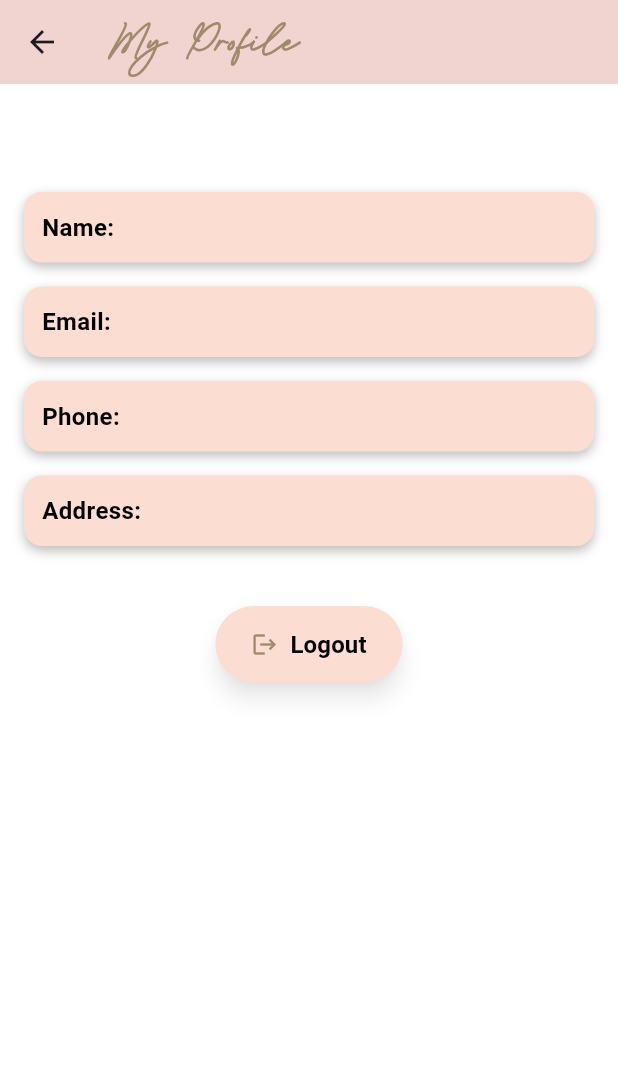
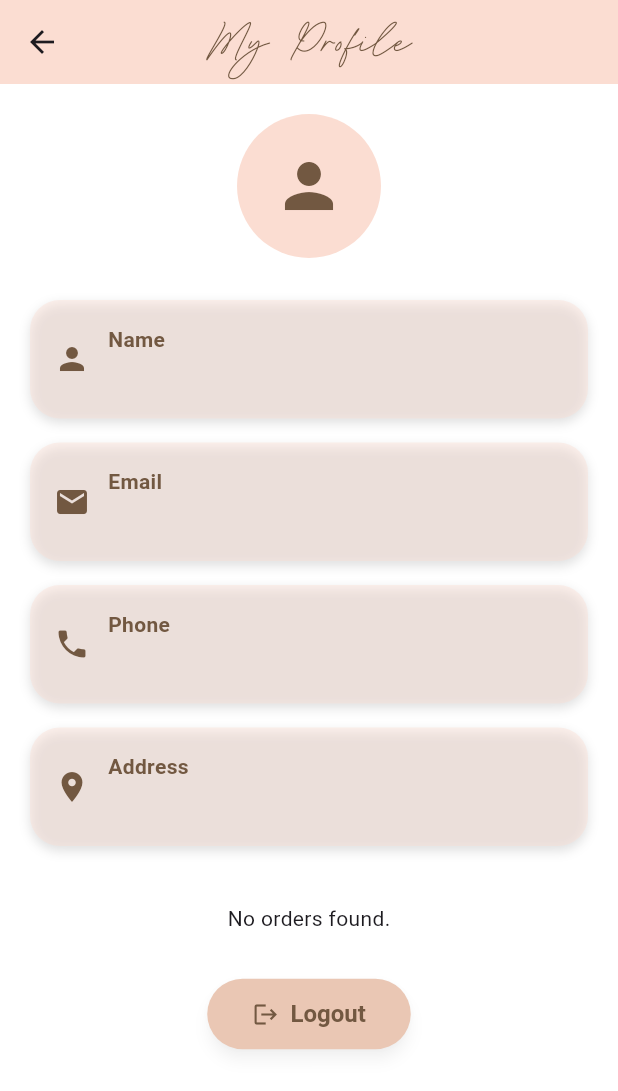
Before and after one commit to ahmedcheber/flaviesta, a Flutter app: the ProfilePage screen opened directly, on a phone screen of 412 x 824 dp. Shown: the top 1091 px of the screen. Run offline on Flutter 3.47's test engine with Material 3 defaults, Android fonts, the phone set to English and light mode, and no system bars; our stand-ins replace cloud_firestore, firebase_auth, firebase_core; accounts and stored records are empty.

Commit message:
My local changes

```diff
--- a/lib/screens/profilepage-screen.dart
+++ b/lib/screens/profilepage-screen.dart
@@ -1,6 +1,7 @@
 import 'package:flutter/material.dart';
 import 'package:firebase_auth/firebase_auth.dart';
 import 'package:cloud_firestore/cloud_firestore.dart';
+import 'package:intl/intl.dart'; // for formatting date
 import 'package:flaviesta/main.dart';
 
 class ProfilePage extends StatefulWidget {
@@ -11,20 +12,22 @@ class ProfilePage extends StatefulWidget {
 }
 
 class _ProfilePageState extends State<ProfilePage> {
-  final Color primaryColor = const Color.fromRGBO(251, 221, 210, 1);  // For the AppBar background color
-  final Color backgroundColor = Color.fromRGBO(255, 255, 255, 1);  // Background color
-  final Color frameColor = Color.fromARGB(255, 1, 0, 0); // Frame color
-  final Color titleColor = Color(0xFFA08A6C); // Used in AppBar and for font
+  final Color primaryColor = const Color(0xFFFBDDD2);
+  final Color backgroundColor = Colors.white;
+  final Color titleColor = const Color(0xFF725841);
+  final Color accentColor = const Color(0xFFEAC7B4);
 
   String name = '';
   String phone = '';
   String address = '';
   String email = '';
+  List<Map<String, dynamic>> userOrders = [];
 
   @override
   void initState() {
     super.initState();
     _loadUserData();
+    _loadUserOrders();
   }
 
   Future<void> _loadUserData() async {
@@ -32,13 +35,43 @@ class _ProfilePageState extends State<ProfilePage> {
     if (user != null) {
       final doc = await FirebaseFirestore.instance.collection('users').doc(user.uid).get();
       final data = doc.data();
-
       setState(() {
-        name = data?['fullName'] ?? 'Full name';
+        name = data?['fullName'] ?? 'Full Name';
         phone = data?['phone'] ?? '+213 555 123 456';
         address = data?['address'] ?? 'Algiers, Algeria';
         email = user.email ?? 'example@gmail.com';
       });
+    }
+  }
+
+  Future<void> _loadUserOrders() async {
+    final user = FirebaseAuth.instance.currentUser;
+    if (user != null) {
+      final snapshot = await FirebaseFirestore.instance
+          .collection('users')
+          .doc(user.uid)
+          .collection('orders')
+          .get();
+      setState(() {
+        userOrders = snapshot.docs.map((doc) {
+          var data = doc.data();
+          data['id'] = doc.id; // Save the order ID for updates
+          return data;
+        }).toList();
+      });
+    }
+  }
+
+  Future<void> _updateDeliveryDate(String orderId, DateTime newDate) async {
+    final user = FirebaseAuth.instance.currentUser;
+    if (user != null) {
+      await FirebaseFirestore.instance
+          .collection('users')
+          .doc(user.uid)
+          .collection('orders')
+          .doc(orderId)
+          .update({'deliveryDate': DateFormat('yyyy-MM-dd').format(newDate)});
+      _loadUserOrders(); // Refresh orders
     }
   }
 
@@ -47,98 +80,179 @@ class _ProfilePageState extends State<ProfilePage> {
     return Scaffold(
       backgroundColor: backgroundColor,
       appBar: AppBar(
+        backgroundColor: primaryColor,
+        elevation: 0,
+        centerTitle: true,
         title: Text(
           'My Profile',
           style: TextStyle(
             fontFamily: 'BridgetLily',
-            fontSize: 26,
-            fontWeight: FontWeight.bold,
+            fontSize: 28,
             color: titleColor,
           ),
         ),
+      ),
+      body: SafeArea(
+        child: SingleChildScrollView(
+          padding: const EdgeInsets.all(20),
+          child: Column(
+            crossAxisAlignment: CrossAxisAlignment.center,
+            children: [
+              CircleAvatar(
+                radius: 48,
                 backgroundColor: primaryColor,
-        elevation: 2,
+                child: Icon(Icons.person, size: 48, color: titleColor),
               ),
-      body: SingleChildScrollView(
-        padding: const EdgeInsets.all(16),
-        child: Column(
-          children: [
-            const SizedBox(height: 24),
-            const SizedBox(height: 24),
-            _buildInfoText('Name', name),
-            _buildInfoText('Email', email),
-            _buildInfoText('Phone', phone),
-            _buildInfoText('Address', address),
-            const SizedBox(height: 32),
-            _buildLogoutButton(context),
+              const SizedBox(height: 20),
+              _buildInfoCard(Icons.person, "Name", name),
+              _buildInfoCard(Icons.email, "Email", email),
+              _buildInfoCard(Icons.phone, "Phone", phone),
+              _buildInfoCard(Icons.location_on, "Address", address),
+              const SizedBox(height: 30),
+              _buildOrdersSection(),
+              const SizedBox(height: 30),
+              _buildLogoutButton(),
             ],
+          ),
         ),
       ),
     );
   }
 
-  Widget _buildInfoText(String title, String value) {
-    return Padding(
-      padding: const EdgeInsets.symmetric(vertical: 8),
-      child: Container(
+  Widget _buildInfoCard(IconData icon, String label, String value) {
+    return Container(
+      margin: const EdgeInsets.symmetric(vertical: 8),
+      padding: const EdgeInsets.all(16),
       decoration: BoxDecoration(
-          color: primaryColor,
-          borderRadius: BorderRadius.circular(12),
+        color: primaryColor.withOpacity(0.4),
+        borderRadius: BorderRadius.circular(20),
         boxShadow: [
           BoxShadow(
-              color: Colors.black26,
+            color: Colors.black12,
             blurRadius: 6,
-              offset: Offset(0, 3),
+            offset: const Offset(0, 3),
           ),
         ],
       ),
-        padding: const EdgeInsets.all(12),
       child: Row(
+        children: [
+          Icon(icon, color: titleColor),
+          const SizedBox(width: 12),
+          Expanded(
+            child: Column(
               crossAxisAlignment: CrossAxisAlignment.start,
               children: [
                 Text(
-              '$title: ',
+                  label,
                   style: TextStyle(
-                color: frameColor,
-                fontWeight: FontWeight.bold,
+                    color: titleColor,
+                    fontWeight: FontWeight.w600,
+                    fontSize: 14,
+                  ),
+                ),
+                const SizedBox(height: 4),
+                Text(
+                  value,
+                  style: TextStyle(
+                    color: titleColor,
                     fontSize: 16,
                   ),
                 ),
-            Expanded(
+              ],
+            ),
+          ),
+        ],
+      ),
+    );
+  }
+
+  Widget _buildOrdersSection() {
+    if (userOrders.isEmpty) {
+      return const Text("No orders found.");
+    }
+
+    return Column(
+      crossAxisAlignment: CrossAxisAlignment.start,
+      children: [
+        Text(
+          "My Orders",
+          style: TextStyle(
+            fontSize: 20,
+            fontWeight: FontWeight.bold,
+            color: titleColor,
+          ),
+        ),
+        const SizedBox(height: 12),
+        ...userOrders.map((order) {
+          return Container(
+            margin: const EdgeInsets.only(bottom: 12),
+            padding: const EdgeInsets.all(16),
+            decoration: BoxDecoration(
+              color: primaryColor.withOpacity(0.3),
+              borderRadius: BorderRadius.circular(20),
+              boxShadow: [
+                BoxShadow(
+                  color: Colors.black12,
+                  blurRadius: 6,
+                  offset: const Offset(0, 3),
+                ),
+              ],
+            ),
+            child: Column(
+              crossAxisAlignment: CrossAxisAlignment.start,
+              children: [
+                Text("Cake: ${order['cakeName']}", style: TextStyle(color: titleColor)),
+                Text("Quantity: ${order['quantity']}"),
+                Text("Total: \$${order['totalPrice']}"),
+                Text("Delivery Date: ${order['deliveryDate']}"),
+                Text("Status: ${order['status']}"),
+                Align(
+                  alignment: Alignment.centerRight,
+                  child: TextButton(
+                    onPressed: () async {
+                      DateTime? pickedDate = await showDatePicker(
+                        context: context,
+                        initialDate: DateTime.now(),
+                        firstDate: DateTime.now(),
+                        lastDate: DateTime(2100),
+                      );
+                      if (pickedDate != null) {
+                        _updateDeliveryDate(order['id'], pickedDate);
+                      }
+                    },
                     child: Text(
-                value,
+                      "Edit Delivery Date",
                       style: TextStyle(
                         color: titleColor,
                         fontWeight: FontWeight.bold,
-                  fontSize: 14,
+                      ),
                     ),
                   ),
                 ),
               ],
             ),
-      ),
+          );
+        }).toList(),
+      ],
     );
   }
 
-  Widget _buildLogoutButton(BuildContext context) {
+  Widget _buildLogoutButton() {
     return ElevatedButton.icon(
+      icon: const Icon(Icons.logout),
+      label: const Text("Logout"),
       style: ElevatedButton.styleFrom(
-        backgroundColor: primaryColor,
-        foregroundColor: titleColor, // Text color same as AppBar text
-        elevation: 6, // More shadow
-        shadowColor: Colors.black45,
+        backgroundColor: accentColor,
+        foregroundColor: titleColor,
+        padding: const EdgeInsets.symmetric(horizontal: 30, vertical: 14),
         shape: RoundedRectangleBorder(
           borderRadius: BorderRadius.circular(30),
         ),
-        padding: const EdgeInsets.symmetric(horizontal: 24, vertical: 14),
-      ),
-      icon: const Icon(Icons.logout),
-      label: Text(
-        'Logout',
-        style: TextStyle(
+        elevation: 4,
+        shadowColor: Colors.black26,
+        textStyle: const TextStyle(
           fontSize: 16,
           fontWeight: FontWeight.bold,
-          color: frameColor, // Text color matches AppBar
         ),
       ),
       onPressed: () async {
--- a/pubspec.yaml
+++ b/pubspec.yaml
@@ -15,6 +15,7 @@ dependencies:
   cupertino_icons: ^1.0.8
   firebase_auth: ^4.17.4
   audioplayers: ^5.2.1
+  intl: ^0.18.1
 
 
 dev_dependencies:
```
Also changed, not shown: lib/screens/homepage-screen.dart (+12 -2 lines), lib/screens/paymentPage.dart (+61 -3 lines), lib/screens/customizecake-screen.dart (line endings or trailing spaces), pubspec.lock. Lines whose indentation alone changed are shown as unchanged.
